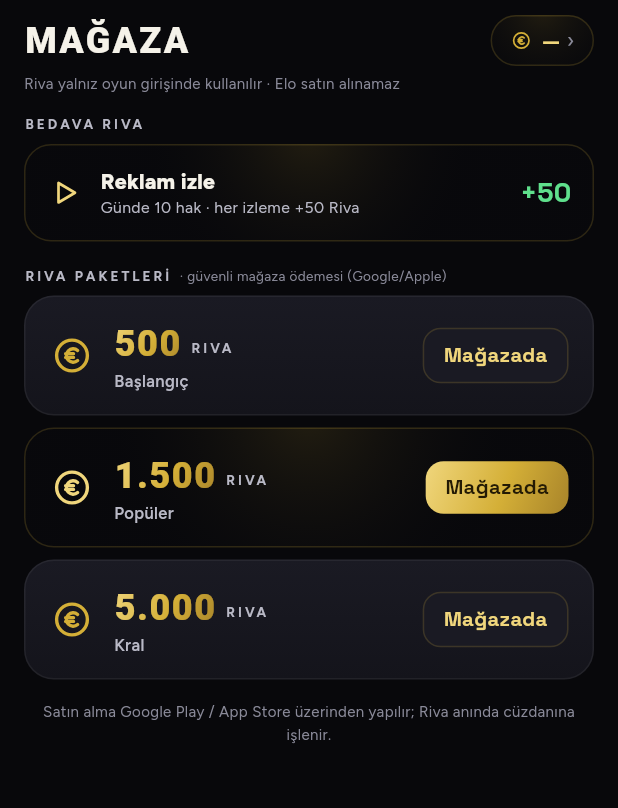
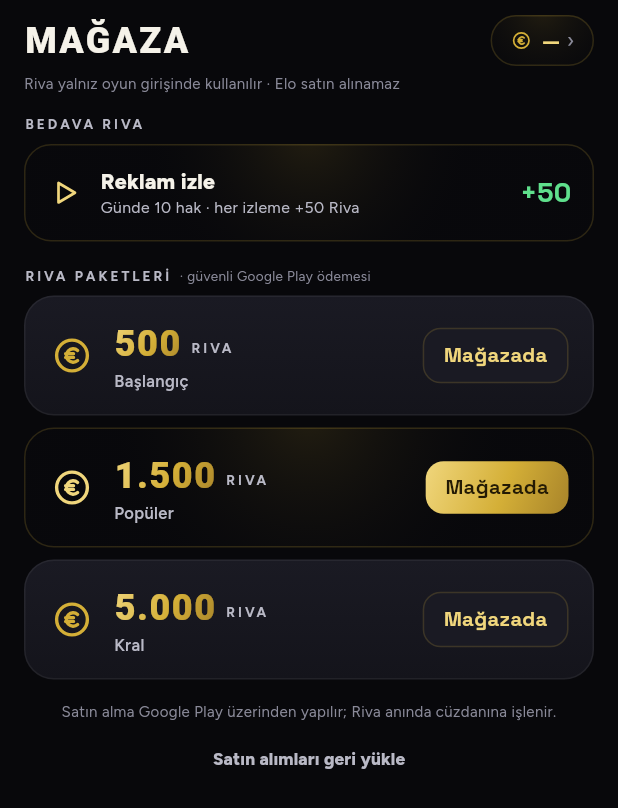
Before and after one commit to Yusufkulcu/golriva, a Flutter app: the MagazaSekmesi widget shown alone on an empty page, opened directly, on a phone screen of 412 x 824 dp. Shown: the top 808 px of the screen. Run offline on Flutter 3.47's test engine with Material 3 defaults, Android fonts, the phone set to English and light mode, and no system bars; our stand-ins replace firebase_core, firebase_messaging, flutter_local_notifications, flutter_svg, google_fonts, google_mobile_ads and 4 more; accounts and stored records are empty; Roboto replaces fonts that are missing (Big Shoulders Display); project files that could hold a hidden picture were left out.

Commit message:
faz2_26: iOS inceleme reddi düzeltmeleri (satın alma + 2.3.10)
- SATIN ALMA: StoreKit purchaseStream artık AÇILIŞTA dinlenir — yarım
  kalan işlemler sonraki açılışta teslim edilip sunucuya işlenir
  (benzersiz işlem kimliği çift ödülü engeller); 'Satın alımları geri
  yükle' butonu; ürün bulunamama nedeni ayrıntılı raporlanır
- 2.3.10: mağaza metinleri platforma göre — iOS'ta yalnız 'App Store',
  Android'de yalnız 'Google Play' görünür
- docs/IOS_YENIDEN_GONDERIM.md: App Store Connect kontrol listesi +
  derleme/gönderim adımları

```diff
--- a/lib/satinalma/satinalma_stub.dart
+++ b/lib/satinalma/satinalma_stub.dart
@@ -4,10 +4,16 @@ class SatinAlmaServis {
   static bool get destekleniyor => false;
   static String get magaza => 'play';
 
+  static void Function(String urunKodu, String islemId)? onArkaPlanSatinAlma;
+
+  static void baslat() {}
+
   static Future<({String? islemId, String? hata})> satinAl(
           String urunKodu) async =>
       (islemId: null, hata: 'Satın alma yalnız telefonda yapılır.');
 
+  static Future<void> geriYukle() async {}
+
   /// Magaza fiyatlari — stub'da bos (uygulama gorunum fiyatina duser).
   static Future<Map<String, String>> fiyatlar(Set<String> kodlar) async => {};
 }
--- a/lib/screens/magaza_sekmesi.dart
+++ b/lib/screens/magaza_sekmesi.dart
@@ -1,3 +1,4 @@
+import 'package:flutter/foundation.dart' show defaultTargetPlatform, TargetPlatform;
 import 'package:flutter/material.dart';
 import 'package:google_fonts/google_fonts.dart';
 import '../online/hata_raporu.dart';
@@ -79,6 +80,25 @@ class _MagazaSekmesiState extends State<MagazaSekmesi> {
 
   String _fiyat(({String kod, String ad, int riva, String? fiyatMetni}) p) =>
       canliFiyatlar[p.kod] ?? p.fiyatMetni ?? 'Mağazada';
+
+  // APPLE İNCELEME KURALI (2.3.10): iOS'ta başka platform/mağaza adı
+  // geçmez. Metinler platforma göre seçilir; web'de nötr kalır.
+  bool get _ios => defaultTargetPlatform == TargetPlatform.iOS;
+  bool get _android => defaultTargetPlatform == TargetPlatform.android;
+  String get _magazaAdi =>
+      _ios ? 'App Store' : (_android ? 'Google Play' : 'mağaza');
+
+  // ── SATIN ALIMLARI GERİ YÜKLE (App Store kuralı) ──
+  Future<void> _geriYukle() async {
+    try {
+      await SatinAlmaServis.geriYukle();
+      _mesaj('Geri yükleme istendi — bekleyen bir satın alma varsa '
+          'birkaç saniye içinde cüzdanına işlenir.');
+    } catch (e, s) {
+      _mesaj(temizMesaj('magaza._geriYukle', e,
+          'Geri yükleme şu an yapılamadı — tekrar dene.', s));
+    }
+  }
 
   // ── ODULLU REKLAM (cuzdandan buraya tasindi) ──
   Future<void> _reklamIzle() async {
@@ -238,7 +258,7 @@ class _MagazaSekmesiState extends State<MagazaSekmesi> {
           etiket('RIVA PAKETLERİ'),
           const SizedBox(width: 6),
           Expanded(
-            child: Text('· güvenli mağaza ödemesi (Google/Apple)',
+            child: Text('· güvenli $_magazaAdi ödemesi',
                 maxLines: 1,
                 overflow: TextOverflow.ellipsis,
                 style: GoogleFonts.figtree(
@@ -249,11 +269,19 @@ class _MagazaSekmesiState extends State<MagazaSekmesi> {
         for (var i = 0; i < paketler.length; i++) _paketKarti(paketler[i], i),
         const SizedBox(height: 6),
         Text(
-            'Satın alma Google Play / App Store üzerinden yapılır; '
+            'Satın alma $_magazaAdi üzerinden yapılır; '
             'Riva anında cüzdanına işlenir.',
             textAlign: TextAlign.center,
             style: GoogleFonts.figtree(
                 fontSize: 10, color: GolrivaColors.dim2, height: 1.5)),
+        if (_ios || _android)
+          Center(
+            child: TextButton(
+              onPressed: _geriYukle,
+              child: const Text('Satın alımları geri yükle',
+                  style: TextStyle(color: GolrivaColors.dim, fontSize: 11.5)),
+            ),
+          ),
       ],
     ),
     );
```
Also changed, not shown: lib/main.dart (+22 -0 lines), lib/satinalma/satinalma_mobil.dart (+49 -8 lines), 1 other file.
